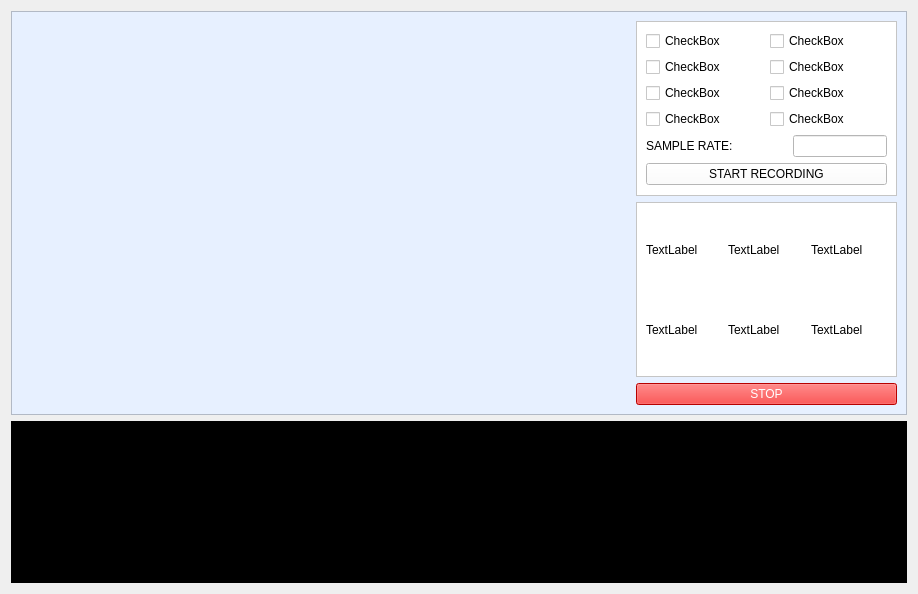
Before: the Qt Designer form ui/utility.ui in elysechess/pep-software-utility, drawn with Qt 5.
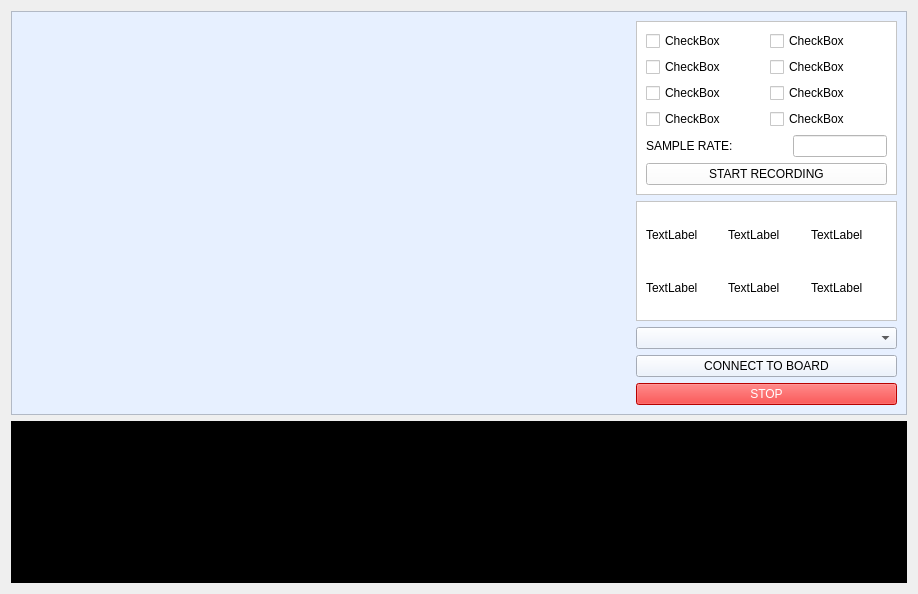
After: the same form once the commit is applied. Custom widgets are drawn as their Qt base class.

Commit message: connect to arduino

Diff of the .ui file:
```diff
--- a/ui/utility.ui
+++ b/ui/utility.ui
@@ -197,6 +197,16 @@
           </layout>
          </widget>
         </item>
+        <item>
+         <widget class="QComboBox" name="COMselect"/>
+        </item>
+        <item>
+         <widget class="QPushButton" name="connectButton">
+          <property name="text">
+           <string>CONNECT TO BOARD</string>
+          </property>
+         </widget>
+        </item>
         <item>
          <widget class="QPushButton" name="pushButton_3">
           <property name="styleSheet">
```
The commit also changes 4 other files.
